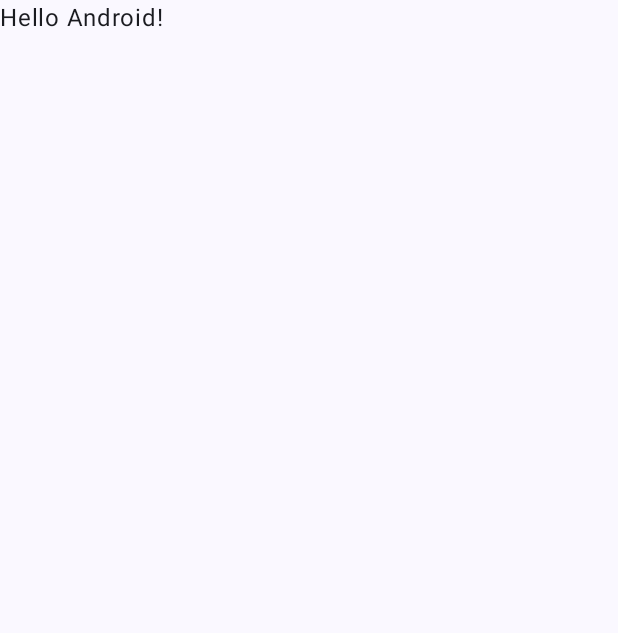
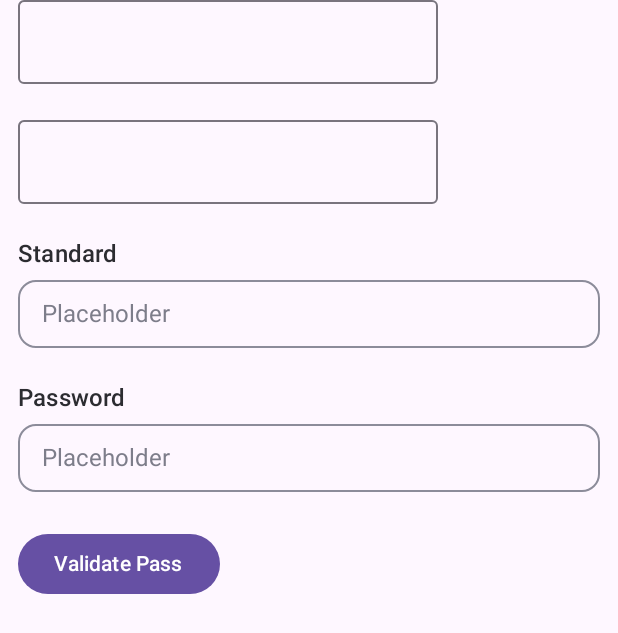
Before and after one commit to VizGhar/assignment, an Android app built with Jetpack Compose: the screen it shows after launch (MainActivity), on a phone screen of 412 x 824 dp. Before the commit the part shown is almost empty. Shown: the top 633 px of the screen. Run offline under Robolectric (Android 15) with nearby library versions, the phone set to English and light mode, and no system bars.

```diff
--- a/app/src/main/java/xyz/kandrac/assignment/MainActivity.kt
+++ b/app/src/main/java/xyz/kandrac/assignment/MainActivity.kt
@@ -4,14 +4,23 @@ import android.os.Bundle
 import androidx.activity.ComponentActivity
 import androidx.activity.compose.setContent
 import androidx.activity.enableEdgeToEdge
+import androidx.compose.foundation.layout.Arrangement
+import androidx.compose.foundation.layout.Column
 import androidx.compose.foundation.layout.fillMaxSize
 import androidx.compose.foundation.layout.padding
+import androidx.compose.material3.Button
+import androidx.compose.material3.OutlinedTextField
 import androidx.compose.material3.Scaffold
 import androidx.compose.material3.Text
 import androidx.compose.runtime.Composable
+import androidx.compose.runtime.mutableStateOf
+import androidx.compose.runtime.remember
 import androidx.compose.ui.Modifier
 import androidx.compose.ui.tooling.preview.Preview
+import androidx.compose.ui.unit.dp
 import xyz.kandrac.assignment.ui.theme.AssignmentTheme
+import xyz.kandrac.assignment.widget.InputView
+import xyz.kandrac.assignment.widget.PasswordInput
 
 class MainActivity : ComponentActivity() {
     override fun onCreate(savedInstanceState: Bundle?) {
@@ -20,28 +29,28 @@ class MainActivity : ComponentActivity() {
         setContent {
             AssignmentTheme {
                 Scaffold(modifier = Modifier.fillMaxSize()) { innerPadding ->
-                    Greeting(
-                        name = "Android",
-                        modifier = Modifier.padding(innerPadding)
-                    )
+                    Column(
+                        modifier = Modifier.padding(innerPadding).padding(horizontal = 12.dp),
+                        verticalArrangement = Arrangement.spacedBy(24.dp)
+                    ) {
+
+                        val errorText = remember { mutableStateOf("") }
+                        val messageText = remember { mutableStateOf("") }
+                        val inputText = remember { mutableStateOf("") }
+                        val passwordText = remember { mutableStateOf("") }
+                        val check = remember { mutableStateOf(false) }
+
+
+                        OutlinedTextField(errorText.value, { errorText.value = it})
+                        OutlinedTextField(messageText.value, { messageText.value = it})
+
+                        InputView(inputText.value, {inputText.value = it}, "Standard", message = messageText.value, errorText = errorText.value.takeIf { it.isNotEmpty() }, error = errorText.value.isNotEmpty(), placeholder = "Placeholder")
+                        PasswordInput(passwordText.value, check, {passwordText.value = it}, "Password", message = messageText.value, placeholder = "Placeholder")
+
+                        Button(onClick = { check.value = true }) { Text("Validate Pass") }
+                    }
                 }
             }
         }
     }
 }
-
-@Composable
-fun Greeting(name: String, modifier: Modifier = Modifier) {
-    Text(
-        text = "Hello $name!",
-        modifier = modifier
-    )
-}
-
-@Preview(showBackground = true)
-@Composable
-fun GreetingPreview() {
-    AssignmentTheme {
-        Greeting("Android")
-    }
-}
--- a/app/src/main/java/xyz/kandrac/assignment/ui/theme/Theme.kt
+++ b/app/src/main/java/xyz/kandrac/assignment/ui/theme/Theme.kt
@@ -40,15 +40,7 @@ fun AssignmentTheme(
     dynamicColor: Boolean = true,
     content: @Composable () -> Unit
 ) {
-    val colorScheme = when {
-        dynamicColor && Build.VERSION.SDK_INT >= Build.VERSION_CODES.S -> {
-            val context = LocalContext.current
-            if (darkTheme) dynamicDarkColorScheme(context) else dynamicLightColorScheme(context)
-        }
-
-        darkTheme -> DarkColorScheme
-        else -> LightColorScheme
-    }
+    val colorScheme = LightColorScheme
 
     MaterialTheme(
         colorScheme = colorScheme,
--- /dev/null
+++ b/app/src/main/java/xyz/kandrac/assignment/widget/input.kt
@@ -0,0 +1,387 @@
+package xyz.kandrac.assignment.widget
+
+import androidx.compose.foundation.background
+import androidx.compose.foundation.border
+import androidx.compose.foundation.interaction.MutableInteractionSource
+import androidx.compose.foundation.layout.Arrangement
+import androidx.compose.foundation.layout.Box
+import androidx.compose.foundation.layout.Column
+import androidx.compose.foundation.layout.PaddingValues
+import androidx.compose.foundation.layout.Row
+import androidx.compose.foundation.layout.fillMaxWidth
+import androidx.compose.foundation.layout.padding
+import androidx.compose.foundation.layout.size
+import androidx.compose.foundation.shape.RoundedCornerShape
+import androidx.compose.foundation.text.BasicTextField
+import androidx.compose.foundation.text.KeyboardActions
+import androidx.compose.foundation.text.KeyboardOptions
+import androidx.compose.material3.Button
+import androidx.compose.material3.Text
+import androidx.compose.runtime.Composable
+import androidx.compose.runtime.MutableState
+import androidx.compose.runtime.mutableStateOf
+import androidx.compose.runtime.remember
+import androidx.compose.ui.Alignment
+import androidx.compose.ui.Modifier
+import androidx.compose.ui.graphics.Brush
+import androidx.compose.ui.graphics.Color
+import androidx.compose.ui.graphics.SolidColor
+import androidx.compose.ui.layout.Layout
+import androidx.compose.ui.platform.LocalDensity
+import androidx.compose.ui.text.TextLayoutResult
+import androidx.compose.ui.text.TextStyle
+import androidx.compose.ui.text.font.FontWeight
+import androidx.compose.ui.text.input.KeyboardType
+import androidx.compose.ui.text.input.PasswordVisualTransformation
+import androidx.compose.ui.text.input.VisualTransformation
+import androidx.compose.ui.tooling.preview.Preview
+import androidx.compose.ui.unit.Dp
+import androidx.compose.ui.unit.dp
+import androidx.compose.ui.unit.sp
+
+/**
+ * TODOs
+ * Material Design:
+ * Material Design is partially handled in Figma, but there are some undefined states.
+ * Can't setup Material Theme based on assignment
+ * - adjust MaterialTheme based on overall design
+ * - apply MaterialTheme instead of directly using colors
+ * - extract colors and text styles to separate files
+ *
+ * Other:
+ * - enabled/disabled colors unspecified and not set
+ * - PasswordInput hardcoded error messages
+ * - currently fill max width is forced - handle measurements = layout phase or BoxWithConstraints
+ *
+ * NOTEs:
+ * - unspecified behavior Input + Optional text length exceeds line width
+ * - design secretly suggests trailing icon - added
+ * - assignment states - clear "invalid password" communication
+ *      - visual not specified
+ *      - added below input
+ *      - multiline possible therefore start aligned
+ *
+ * [BasicInputView] - base for all inputs
+ * [InputView] - standard input
+ * [PasswordInput] - password input
+ */
+private interface Commentary
+
+// region styles
+val colorSurfaceDanger = Color(0xFFDC2828)
+val colorContentOnNeutralDanger = Color(0xFFDC2828)
+val colorSurfaceXHigh = Color(0xFF8C8C9A)
+val colorContentOnNeutralXXHigh = Color(0xFF2C2C31)
+val colorContentOnNeutralLow = Color(0xFF7D7D8A)
+
+val fontLabelM = TextStyle(fontWeight = FontWeight.W500, fontSize = 16.sp, lineHeight = 22.sp, letterSpacing = 0.16.sp)
+val fontLabelS = TextStyle(fontWeight = FontWeight.W500, fontSize = 14.sp, lineHeight = 17.sp, letterSpacing = 0.16.sp)
+val fontBodyM = TextStyle(fontWeight = FontWeight.W400, fontSize = 16.sp, lineHeight = 22.sp, letterSpacing = 0.01.sp)
+// endregion
+
+// region base
+private data class BasicInputViewColors(
+    val valueDefault: Color = colorContentOnNeutralXXHigh,
+    val valueError: Color = colorContentOnNeutralDanger,
+    val borderDefault: Color = colorSurfaceXHigh,
+    val borderError: Color = colorSurfaceDanger
+) {
+    companion object {
+        val default = BasicInputViewColors()
+    }
+}
+
+@Composable
+private fun BasicInputView(
+    value: String,
+    onValueChange: (String) -> Unit,
+    title: @Composable () -> Unit,
+    modifier: Modifier = Modifier,
+    headingInnerPadding: Dp = 8.dp,
+    message: @Composable (() -> Unit)? = null,
+    trailingIcon: @Composable (() -> Unit)? = null,
+    placeholder: @Composable (() -> Unit)? = null,
+    errorText: @Composable (() -> Unit)? = null,
+    error: Boolean = false,
+    colors: BasicInputViewColors = BasicInputViewColors.default,
+    enabled: Boolean = true,
+    readOnly: Boolean = false,
+    textStyle: TextStyle = TextStyle.Default,
+    keyboardOptions: KeyboardOptions = KeyboardOptions.Default,
+    keyboardActions: KeyboardActions = KeyboardActions.Default,
+    singleLine: Boolean = false,
+    maxLines: Int = if (singleLine) 1 else Int.MAX_VALUE,
+    minLines: Int = 1,
+    visualTransformation: VisualTransformation = VisualTransformation.None,
+    onTextLayout: (TextLayoutResult) -> Unit = {},
+    interactionSource: MutableInteractionSource = remember { MutableInteractionSource() },
+    cursorBrush: Brush = SolidColor(Color.Black),
+) {
+    Column(
+        modifier = modifier,
+        verticalArrangement = Arrangement.spacedBy(8.dp)
+    ) {
+        val density = LocalDensity.current
+        val innerPaddingPx = remember(headingInnerPadding) { with(density) { headingInnerPadding.roundToPx() } }
+
+        Layout(content = { title(); message?.invoke() }) { measurables, constraints ->
+            val placeables = measurables.map { it.measure(constraints) }
+            val totalWidth = placeables.sumOf { it.width } + innerPaddingPx
+            if (totalWidth <= constraints.maxWidth) {
+                val height = placeables.maxOf { it.height }
+                layout(width = totalWidth, height = height) {
+                    placeables.forEachIndexed { index, placeable ->
+                        placeable.placeRelative(
+                            x = placeables.take(index).sumOf { it.width } + innerPaddingPx * index,
+                            y = (height - placeable.height) / 2)
+                    }
+                }
+            } else {
+                layout(
+                    width = placeables.maxOf { it.width },
+                    height = placeables.sumOf { it.height } + innerPaddingPx * (placeables.size - 1)) {
+                    placeables.forEachIndexed { index, placeable ->
+                        placeable.placeRelative(
+                            x = 0,
+                            y = placeables.take(index).sumOf { it.height } + innerPaddingPx * index)
+                    }
+                }
+            }
+        }
+        BasicTextField(
+            value = value,
+            onValueChange = onValueChange,
+            modifier = Modifier.fillMaxWidth(),
+            enabled = enabled,
+            readOnly = readOnly,
+            textStyle = textStyle.copy(color = if (error) colors.valueError else colors.valueDefault),
+            keyboardOptions = keyboardOptions,
+            keyboardActions = keyboardActions,
+            singleLine = singleLine,
+            maxLines = maxLines,
+            minLines = minLines,
+            visualTransformation = visualTransformation,
+            onTextLayout = onTextLayout,
+            interactionSource = interactionSource,
+            cursorBrush = cursorBrush,
+            decorationBox = {
+                Row(
+                    modifier = Modifier
+                        .border(1.dp, if (error) colors.borderError else colors.borderDefault, RoundedCornerShape(12.dp))
+                        .padding(
+                            if (trailingIcon == null) PaddingValues(horizontal = 16.dp, vertical = 13.dp)
+                            else PaddingValues(start = 16.dp, top = 8.dp, end = 8.dp, bottom = 8.dp)
+                        ),
+                    horizontalArrangement = Arrangement.spacedBy(8.dp),
+                    verticalAlignment = Alignment.CenterVertically
+                ) {
+                    Box(Modifier.weight(1f)) {
+                        it()
+                        if (value.isEmpty()) { placeholder?.invoke() }
+                    }
+                    trailingIcon?.invoke()
+                }
+            }
+        )
+        if (error && errorText != null) { errorText() }
+    }
+}
+// endregion
+
+data class InputViewColors(
+    val titleDefault: Color = colorContentOnNeutralXXHigh,
+    val titleError: Color = colorContentOnNeutralDanger,
+    val valueDefault: Color = colorContentOnNeutralXXHigh,
+    val valueError: Color = colorContentOnNeutralDanger,
+    val messageDefault: Color = colorContentOnNeutralLow,
+    val messageError: Color = messageDefault,
+    val borderDefault: Color = colorSurfaceXHigh,
+    val borderError: Color = colorSurfaceDanger,
+    val placeholder: Color = colorContentOnNeutralLow,
+    val errorText: Color = colorContentOnNeutralDanger
+) {
+    companion object {
+        val default = InputViewColors()
+    }
+}
+
+private fun InputViewColors.toBasic() = BasicInputViewColors(valueDefault, valueError, borderDefault, borderError)
+
+@Composable
+fun InputView(
+    value: String,
+    onValueChange: (String) -> Unit,
+    title: String,
+    modifier: Modifier = Modifier,
+    headingInnerPadding: Dp = 8.dp,
+    message: String? = null,
+    trailingIcon: @Composable (() -> Unit)? = null,
+    placeholder: String? = null,
+    error: Boolean = false,
+    colors: InputViewColors = InputViewColors.default,
+    errorText: String? = null,
+    enabled: Boolean = true,
+    readOnly: Boolean = false,
+    textStyle: TextStyle = fontBodyM,
+    keyboardOptions: KeyboardOptions = KeyboardOptions.Default,
+    keyboardActions: KeyboardActions = KeyboardActions.Default,
+    singleLine: Boolean = false,
+    maxLines: Int = if (singleLine) 1 else Int.MAX_VALUE,
+    minLines: Int = 1,
+    visualTransformation: VisualTransformation = VisualTransformation.None,
+    onTextLayout: (TextLayoutResult) -> Unit = {},
+    interactionSource: MutableInteractionSource = remember { MutableInteractionSource() },
+    cursorBrush: Brush = SolidColor(Color.Black),
+) {
+    BasicInputView(
+        value = value,
+        onValueChange = onValueChange,
+        title = { Text(title, style = fontLabelM, color = if (error) colors.titleError else colors.titleDefault) },
+        modifier = modifier,
+        headingInnerPadding = headingInnerPadding,
+        message = message?.let { { Text(it, style = fontLabelS, color = if (error) colors.messageError else colors.messageDefault) } },
+        trailingIcon = trailingIcon,
+        placeholder = placeholder?.let { { Text(it, style = fontBodyM, color = colors.placeholder) } },
+        errorText = errorText?.let { { Text(it, style = fontLabelS, fontWeight = FontWeight.W400, color = colors.errorText) } },
+        error = error,
+        colors = colors.toBasic(),
+        enabled = enabled,
+        readOnly = readOnly,
+        textStyle = textStyle,
+        keyboardOptions = keyboardOptions,
+        keyboardActions = keyboardActions,
+        singleLine = singleLine,
+        maxLines = maxLines,
+        minLines = minLines,
+        visualTransformation = visualTransformation,
+        onTextLayout = onTextLayout,
+        interactionSource = interactionSource,
+        cursorBrush = cursorBrush
+    )
+}
+
+@Composable
+fun PasswordInput(
+    value: String,
+    validate: MutableState<Boolean>,
+    onValueChange: (String) -> Unit,
+    title: String,
+    modifier: Modifier = Modifier,
+    validator: (String) -> String = { password ->
+        val bullets =
+            listOfNotNull(
+                "• at least 8 characters".takeIf { password.length < 8 },
+                "• at least 1 uppercase character".takeIf { password.none { it.isUpperCase() } },
+                "• at least 1 digit".takeIf { password.none { it.isDigit() } },
+                "• at least 1 special character ? = # / %".takeIf { password.none { it in "?=#/%" } }
+            )
+        (bullets.joinToString("\n")).takeIf { bullets.isNotEmpty() } ?: ""
+    },
+    headingInnerPadding: Dp = 8.dp,
+    message: String? = null,
+    trailingIcon: @Composable (() -> Unit)? = null,
+    placeholder: String? = null,
+    colors: InputViewColors = InputViewColors.default,
+    enabled: Boolean = true,
+    textStyle: TextStyle = TextStyle.Default,
+    keyboardOptions: KeyboardOptions = KeyboardOptions(autoCorrect = false, keyboardType = KeyboardType.Password),
+    keyboardActions: KeyboardActions = KeyboardActions.Default,
+    onTextLayout: (TextLayoutResult) -> Unit = {},
+    interactionSource: MutableInteractionSource = remember { MutableInteractionSource() },
+    cursorBrush: Brush = SolidColor(Color.Black)
+) {
+
+    val errorText = validator(value)
+    val error = validate.value && errorText.isNotEmpty()
+
+    BasicInputView(
+        value = value,
+        onValueChange = { validate.value = false; onValueChange(it) },
+        title = { Text(title, style = fontLabelM, color = if (error) colors.titleError else colors.titleDefault) },
+        modifier = modifier,
+        headingInnerPadding = headingInnerPadding,
+        message = message?.let { { Text(it, style = fontLabelS, color = if (error) colors.messageError else colors.messageDefault) } },
+        trailingIcon = trailingIcon,
+        placeholder = placeholder?.let { { Text(it, style = fontBodyM, color = colors.placeholder) } },
+        errorText = errorText.takeIf { it.isNotEmpty() }?.let { { Text(it, style = fontLabelS, fontWeight = FontWeight.W400, color = colors.errorText) } },
+        error = error,
+        enabled = enabled,
+        textStyle = textStyle,
+        keyboardOptions = keyboardOptions,
+        keyboardActions = keyboardActions,
+        singleLine = true,
+        maxLines = 1,
+        minLines = 1,
+        visualTransformation = PasswordVisualTransformation(),
+        onTextLayout = onTextLayout,
+        interactionSource = interactionSource,
+        cursorBrush = cursorBrush
+    )
+}
+
+@Composable
+@Preview(showBackground = true)
+fun InputViewPreviewDefault() {
+    val value = remember { mutableStateOf("") }
+    InputView(
+        value = value.value,
+        onValueChange = { value.value = it },
+        modifier = Modifier.padding(16.dp),
+        title = "Input",
+        message = "Optional",
+        placeholder = "Placeholder"
+    )
+}
+
+@Composable
+@Preview(showBackground = true)
+fun InputViewPreviewTrailingIcon() {
+    val value = remember { mutableStateOf("Lorem ipsum dolor sit amet consectetur adipiscing elit. Quisque faucibus ex sapien vitae pellentesque sem placerat. In id cursus mi pretium tellus duis convallis. Tempus leo eu aenean sed diam urna tempor. Pulvinar vivamus fringilla lacus nec metus bibendum egestas. Iaculis massa nisl malesuada lacinia integer nunc posuere. Ut hendrerit semper vel class aptent taciti sociosqu. Ad litora torquent per conubia nostra inceptos himenaeos.") }
+    InputView(
+        value = value.value,
+        onValueChange = { value.value = it },
+        modifier = Modifier.padding(16.dp),
+        title = "Input",
+        message = "Optional",
+        placeholder = "Placeholder",
+        trailingIcon = { Box(modifier = Modifier.size(32.dp).background(Color.Red)) })
+}
+
+
+@Composable
+@Preview(showBackground = true)
+fun InputViewPreviewErrorWithText() {
+    val value = remember { mutableStateOf("Test value") }
+    InputView(
+        value = value.value,
+        onValueChange = { value.value = it },
+        modifier = Modifier.padding(16.dp),
+        title = "Input",
+        message = "Optional",
+        placeholder = "Placeholder",
+        error = true,
+        errorText = "Server busy"
+    )
+}
+
+@Composable
+@Preview(showBackground = true)
+fun PasswordInputPreview() {
+    Column(modifier = Modifier.padding(16.dp)) {
+        val value = remember { mutableStateOf("") }
+        val check = remember { mutableStateOf(false) }
+
+        PasswordInput(
+            value = value.value,
+            validate = check,
+            onValueChange = { value.value = it },
+            title = "Password",
+            message = "Insert password",
+            placeholder = "Password"
+        )
+
+        Button(onClick = {
+            check.value = true
+        }) { Text("Check") }
+    }
+}
```
